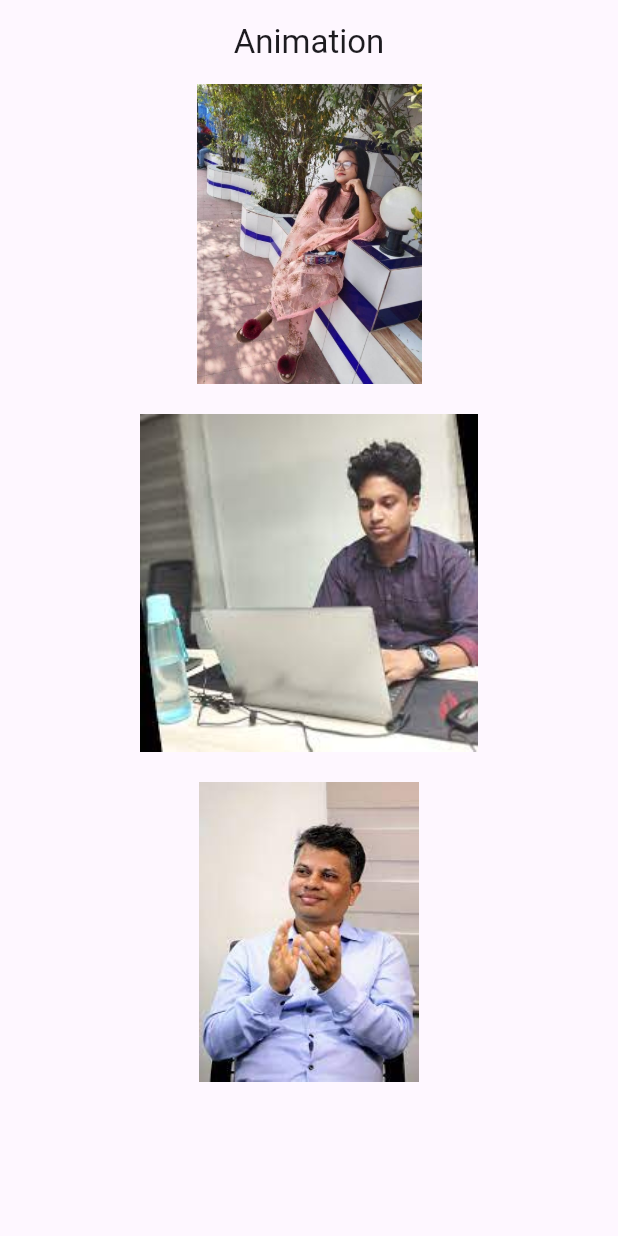
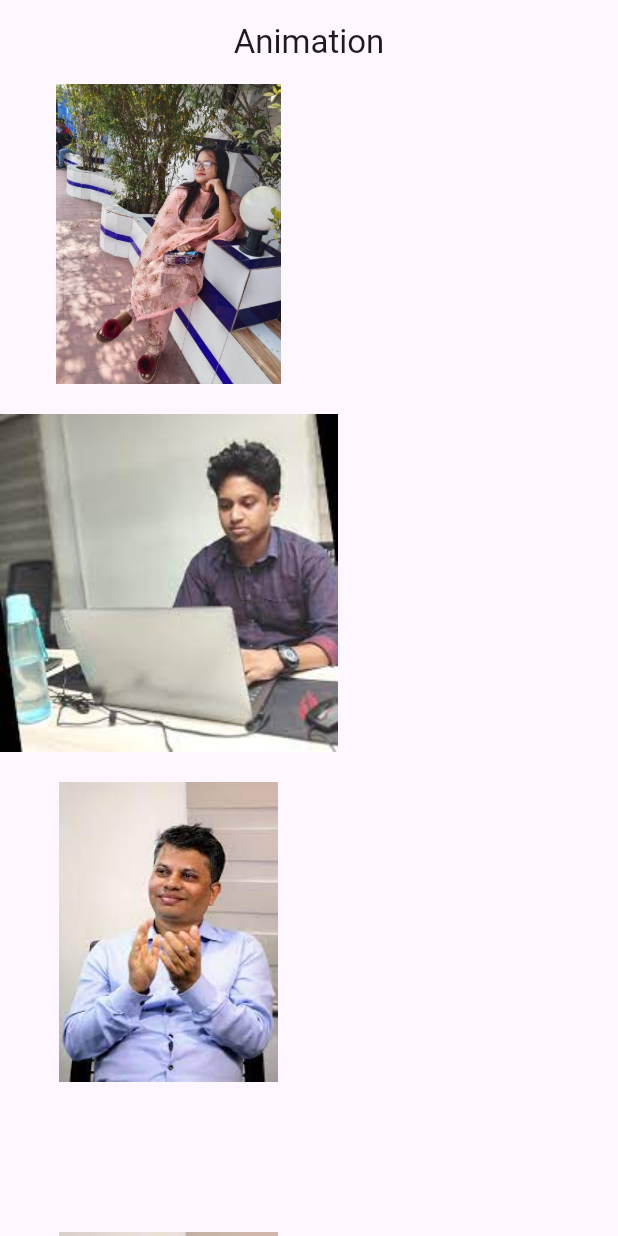
Before and after one commit to Masumraj1/animation, a Flutter app: the screen it shows after launch, on a phone screen of 412 x 824 dp. Run offline on Flutter 3.47's test engine with Material 3 defaults, Android fonts, the phone set to English and light mode, and no system bars.

Commit message:
first commit

```diff
--- a/lib/my_home_page.dart
+++ b/lib/my_home_page.dart
@@ -7,34 +7,87 @@ class MyHomePage extends StatelessWidget {
   @override
   Widget build(BuildContext context) {
     return Scaffold(
-      appBar: AppBar(title: Text('Animation'),centerTitle: true,),
-      body: Center(
+      appBar: AppBar(
+        title: Text('Animation'),
+        centerTitle: true,
+      ),
+      body: SingleChildScrollView(
         child: Column(
           children: [
             GestureDetector(
-              onTap: (){
-                Navigator.push(context, MaterialPageRoute(builder: (context) => MyDetailsPage(tagname: 'sadiTag',imageName: 'assets/sadia.jpg',)));
-              },
-                child: Hero(tag: 'sadiTag',
-                child: Image.asset('assets/sadia.jpg',height: 200,width: 200,))),
+                onTap: () {
+                  Navigator.push(
+                      context,
+                      MaterialPageRoute(
+                          builder: (context) => MyDetailsPage(
+                                tagname: 'sadiTag',
+                                imageName: 'assets/sadia.jpg',
+                              )));
+                },
+                child: Hero(
+                    tag: 'sadiTag',
+                    child: Image.asset(
+                      'assets/sadia.jpg',
+                      height: 200,
+                      width: 200,
+                    ))),
             SizedBox(
               height: 20,
             ),
             GestureDetector(
-              onTap: (){
-                Navigator.push(context, MaterialPageRoute(builder: (context)=>MyDetailsPage(tagname: 'masumTag',imageName: 'assets/masum.jpg',)));
-              },
-                child: Hero(tag: 'masumTag',
-                child: Image.asset('assets/masum.jpg'))),
+                onTap: () {
+                  Navigator.push(
+                      context,
+                      MaterialPageRoute(
+                          builder: (context) => MyDetailsPage(
+                                tagname: 'masumTag',
+                                imageName: 'assets/masum.jpg',
+                              )));
+                },
+                child: Hero(
+                    tag: 'masumTag', child: Image.asset('assets/masum.jpg'))),
             SizedBox(
               height: 20,
             ),
             GestureDetector(
-                onTap: (){
-                  Navigator.push(context, MaterialPageRoute(builder: (context)=>MyDetailsPage(tagname: 'babulTag',imageName: 'assets/babul.jpg',)));
+                onTap: () {
+                  Navigator.push(
+                      context,
+                      MaterialPageRoute(
+                          builder: (context) => MyDetailsPage(
+                                tagname: 'babulTag',
+                                imageName: 'assets/babul.jpg',
+                              )));
                 },
-                child: Hero(tag: 'babulTag',
-                    child: Image.asset('assets/babul.jpg',height: 200,width: 200,))),
+                child: Hero(
+                    tag: 'babulTag',
+                    child: Image.asset(
+                      'assets/babul.jpg',
+                      height: 200,
+                      width: 200,
+                    ))),
+
+
+             SizedBox(
+               height: 100,
+             ),
+            GestureDetector(
+                onTap: () {
+                  Navigator.push(
+                      context,
+                      MaterialPageRoute(
+                          builder: (context) => MyDetailsPage(
+                            tagname: 'babulTag',
+                            imageName: 'assets/babul.jpg',
+                          )));
+                },
+                child: Hero(
+                    tag: 'babulTag',
+                    child: Image.asset(
+                      'assets/babul.jpg',
+                      height: 200,
+                      width: 200,
+                    ))),
           ],
         ),
       ),
```
